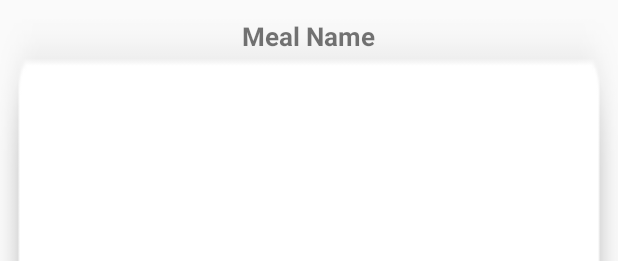
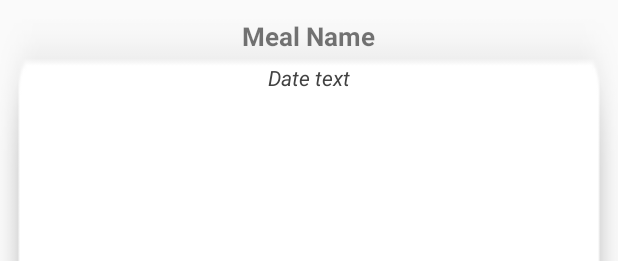
Before and after one commit to IonutPutinica/CalorieCounterAndroid, an Android app: the layout list_row.xml on its own in the app's theme, with its tools: preview values and no code run, on a phone screen of 412 x 824 dp. Shown: the top 261 px of the screen. Run offline under Robolectric (Android 15) with nearby library versions, the phone set to English and light mode, and no system bars.

Commit message:
Added a date text view in list row activity

```diff
--- a/app/src/main/res/layout/list_row.xml
+++ b/app/src/main/res/layout/list_row.xml
@@ -16,4 +16,15 @@
         android:textStyle="bold"
         android:layout_width="wrap_content"
         android:layout_height="wrap_content" />
+
+    <TextView
+        android:id="@+id/dateText"
+        android:layout_centerHorizontal="true"
+        android:layout_below="@+id/name"
+        android:text="Date text"
+        android:layout_marginTop="6dp"
+        android:textStyle="italic"
+        android:textColor="#424242"
+        android:layout_width="wrap_content"
+        android:layout_height="wrap_content" />
 </RelativeLayout>
```
